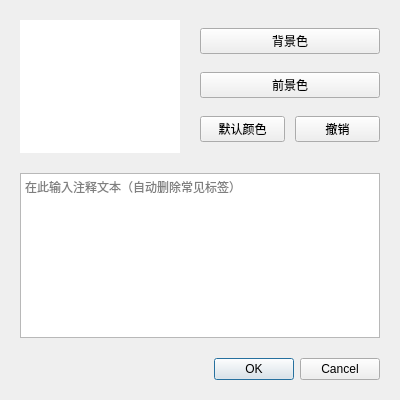
luojilab/Magic, file src/Form_Files/SelectAnnotation.ui: the form before one commit.
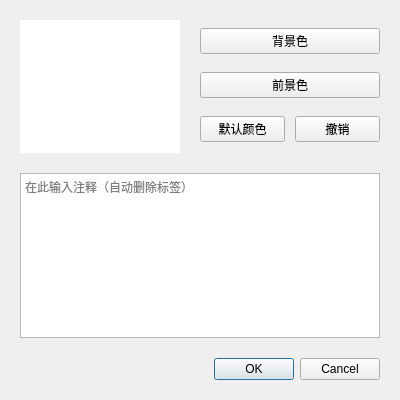
The form after the commit.

Commit message: fix(SelectAnnotation): modify text description

The edit to the form file:
```diff
--- a/src/Form_Files/SelectAnnotation.ui
+++ b/src/Form_Files/SelectAnnotation.ui
@@ -111,7 +111,7 @@
     <item>
      <widget class="QPlainTextEdit" name="annoTextEdit">
       <property name="placeholderText">
-       <string>在此输入注释文本（自动删除常见标签）</string>
+       <string>在此输入注释（自动删除标签）</string>
       </property>
      </widget>
     </item>
```
The commit also changes 1 other file.
